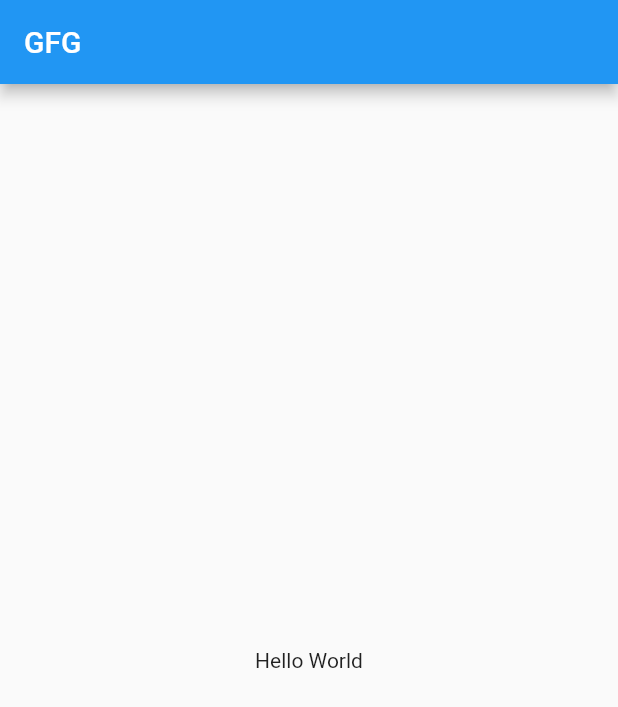
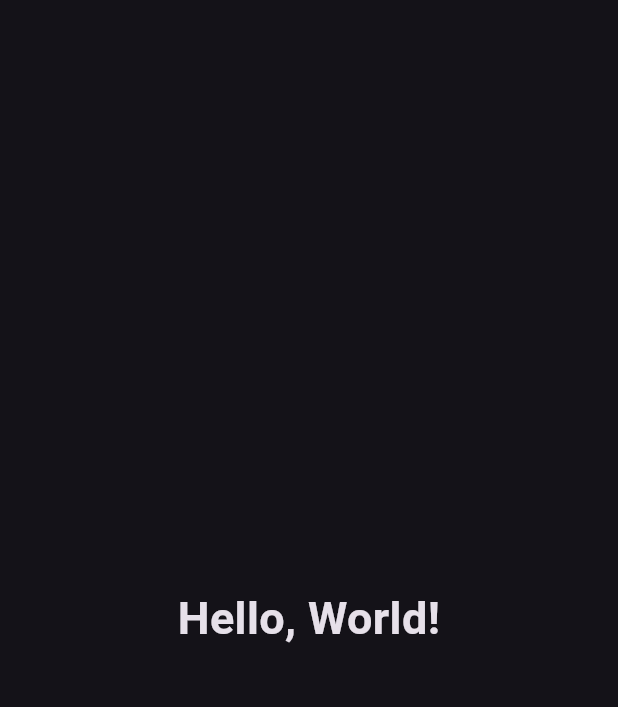
Before and after one commit to ThijsStok/1135691_1094272_iiatimd_app-, a Flutter app: the screen it shows after launch, on a phone screen of 412 x 824 dp. Shown: the top 707 px of the screen. Run offline on Flutter 3.47's test engine with Material 2 defaults, Android fonts, the phone set to English and light mode, and no system bars.

Commit message:
added hello world and dark mode

```diff
--- a/lib/main.dart
+++ b/lib/main.dart
@@ -1,25 +1,22 @@
 import 'package:flutter/material.dart';
 
-void main() {
-  runApp(const GeeksForGeeks());
+main() => runApp(MyApp());
+
+class MyApp extends StatelessWidget {
+  @override
+  Widget build(BuildContext context) => MaterialApp(
+      theme: ThemeData.dark(useMaterial3: true),
+      home: Scaffold(
+        body: SafeArea(
+          child: Center(
+              child: Text(
+            'Hello, World!',
+            textAlign: TextAlign.center,
+            style: TextStyle(
+                fontFamily: 'roboto',
+                fontWeight: FontWeight.bold,
+                fontSize: 30),
+          )),
+        ),
+      ));
 }
-
-class GeeksForGeeks extends StatelessWidget {
-  const GeeksForGeeks({Key? key}) : super(key: key);
-
-  @override
-  Widget build(BuildContext context) {
-    // Material App
-    return MaterialApp(
-
-        // Scaffold Widget
-        home: Scaffold(
-      appBar: AppBar(
-        // AppBar takes a Text Widget
-        // in it's title parameter
-        title: const Text('GFG'),
-      ),
-      body: const Center(child: Text('Hello World')),
-    ));
-  }
-}
```
